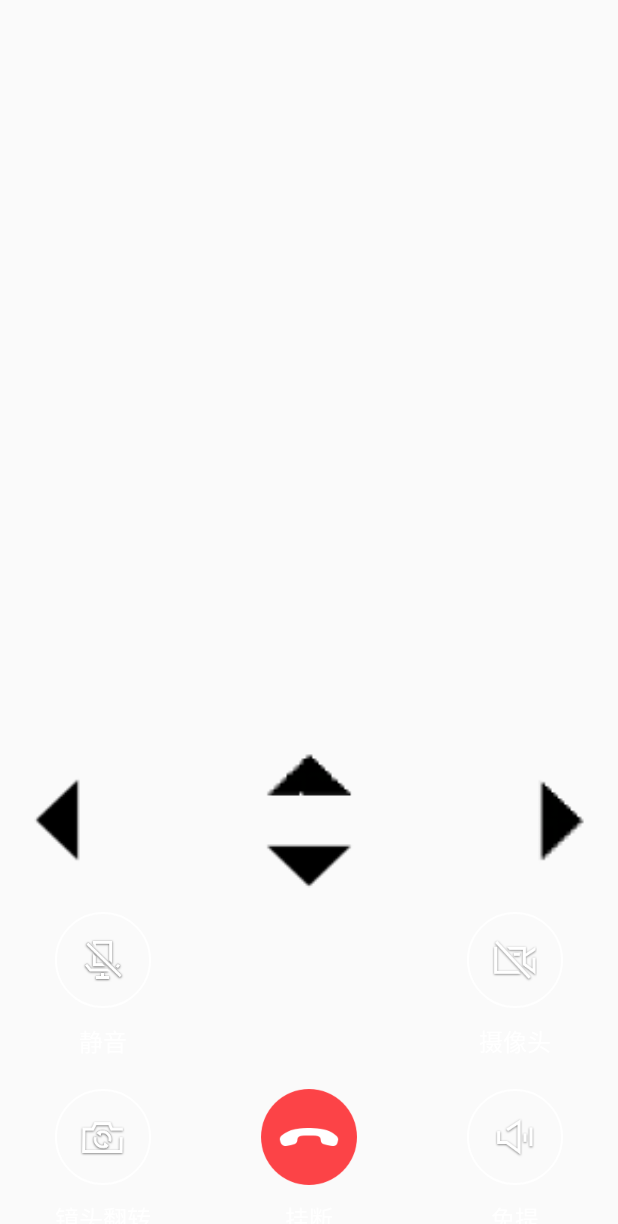
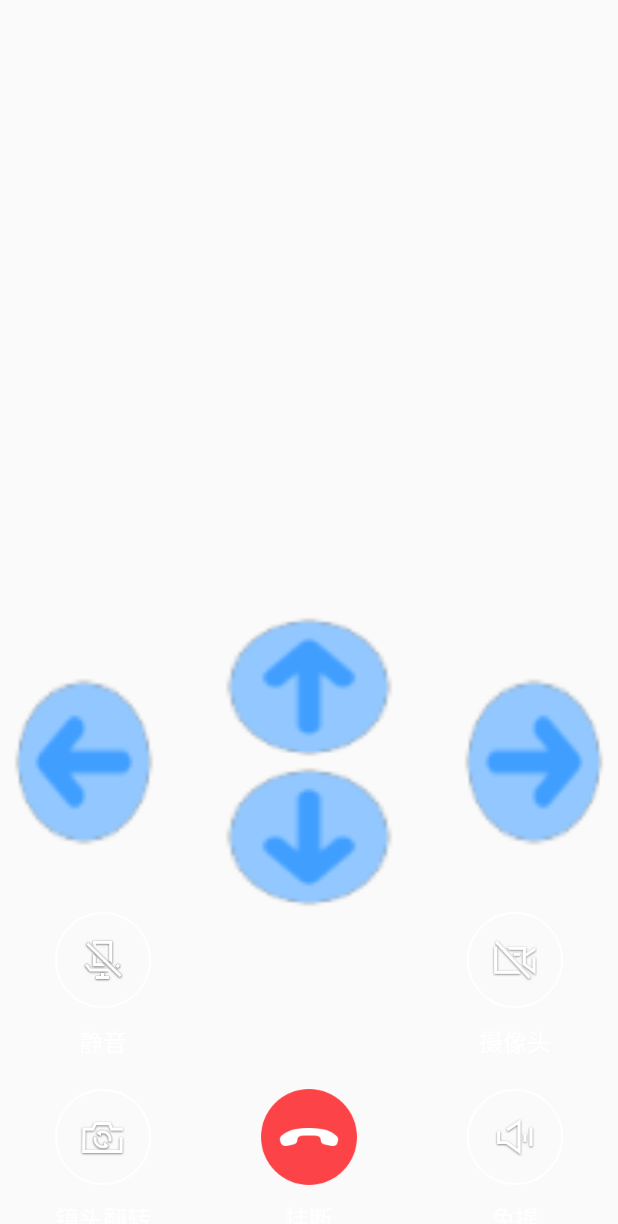
Before and after one commit to tulvgengenr/XiaoBot-APP, an Android app: the layout aliyun_video_call_control_panel.xml on its own in the app's theme, with its tools: preview values and no code run, on a phone screen of 412 x 824 dp. Shown: the top 1224 px of the screen. Run offline under Robolectric (Android 15) with nearby library versions, the phone set to English and light mode, and no system bars.

Commit message:
update ui

```diff
--- a/app/src/main/res/layout/aliyun_video_call_control_panel.xml
+++ b/app/src/main/res/layout/aliyun_video_call_control_panel.xml
@@ -12,10 +12,12 @@
         android:layout_width="match_parent"
         android:layout_height="wrap_content"
         android:background="@android:color/transparent">
+
         <ImageButton
             android:id="@+id/control_left_btn"
             style="@style/RoundImageButtonStyle"
-            android:layout_height="61dp"
+            android:layout_width="100dp"
+            android:layout_height="120dp"
             android:layout_gravity="center"
             android:background="@drawable/left" />
 
@@ -28,14 +30,16 @@
             <ImageButton
                 android:id="@+id/control_up_btn"
                 style="@style/RoundImageButtonStyle"
-                android:layout_height="61dp"
+                android:layout_width="120dp"
+                android:layout_height="100dp"
                 android:layout_gravity="center"
                 android:background="@drawable/up" />
 
             <ImageButton
                 android:id="@+id/control_down_btn"
                 style="@style/RoundImageButtonStyle"
-                android:layout_height="61dp"
+                android:layout_width="120dp"
+                android:layout_height="100dp"
                 android:layout_gravity="center"
                 android:background="@drawable/down" />
 
@@ -44,7 +48,8 @@
         <ImageButton
             android:id="@+id/control_right_btn"
             style="@style/RoundImageButtonStyle"
-            android:layout_height="61dp"
+            android:layout_width="100dp"
+            android:layout_height="120dp"
             android:layout_gravity="center"
             android:background="@drawable/right" />
     </LinearLayout>
```
Also changed, not shown: app/src/main/res/drawable-xhdpi/down.png, app/src/main/res/drawable-xhdpi/left.png, app/src/main/res/drawable-xhdpi/right.png, app/src/main/res/drawable-xhdpi/up.png.
